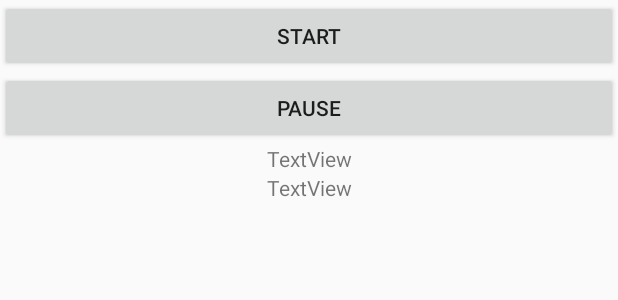
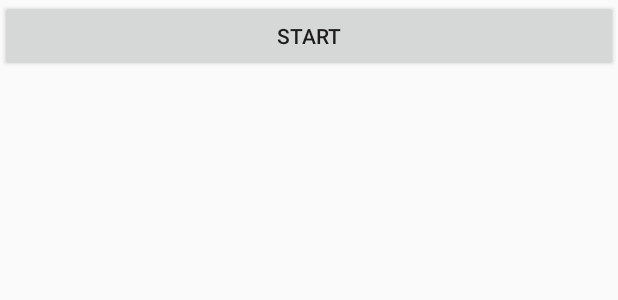
Before and after one commit to KlimKa20/PPO_Timer, an Android app: the layout activity_timer.xml on its own in the app's theme, with its tools: preview values and no code run, on a phone screen of 412 x 824 dp. Shown: the top 300 px of the screen. Run offline under Robolectric (Android 15) with nearby library versions, the phone set to English and light mode, and no system bars.

Commit message:
Все функции реализованы

```diff
--- a/app/build.gradle
+++ b/app/build.gradle
@@ -36,6 +36,7 @@ dependencies {
     implementation 'androidx.legacy:legacy-support-v4:1.0.0'
     implementation 'androidx.recyclerview:recyclerview:1.1.0'
     implementation 'androidx.lifecycle:lifecycle-extensions:2.1.0'
+    implementation 'androidx.appcompat:appcompat:1.1.0-alpha05'
     testImplementation 'junit:junit:4.12'
     androidTestImplementation 'androidx.test.ext:junit:1.1.2'
     androidTestImplementation 'androidx.test.espresso:espresso-core:3.3.0'
--- a/app/src/main/java/by/bsuir/ppo_timer/DBHelper.java
+++ b/app/src/main/java/by/bsuir/ppo_timer/DBHelper.java
@@ -25,12 +25,12 @@ public class DBHelper extends SQLiteOpenHelper {
                 + "TimeOfFinalRest text"+");");
     }
 
+
     @Override
     public void onUpgrade(SQLiteDatabase db, int oldVersion, int newVersion) {
         if (oldVersion == 2 && newVersion == 3) {
             db.beginTransaction();
             try {
-
 
                 db.execSQL("create temporary table people_tmp ("
                         + "id integer primary key autoincrement,"
--- a/app/src/main/res/layout/activity_timer.xml
+++ b/app/src/main/res/layout/activity_timer.xml
@@ -11,26 +11,17 @@
         android:onClick="onStartClick"
         android:text="Start" />
 
-    <Button
-        android:id="@+id/buttonPause"
+    <TextView
+        android:id="@+id/Nameworkout"
         android:layout_width="match_parent"
         android:layout_height="wrap_content"
-        android:onClick="onResetClick"
-        android:text="Pause" />
+        android:gravity="center" />
 
     <TextView
-        android:id="@+id/time"
+        android:id="@+id/Timeworkout"
         android:layout_width="match_parent"
         android:layout_height="wrap_content"
-        android:gravity="center"
-        android:text="TextView" />
-
-    <TextView
-        android:id="@+id/time2"
-        android:layout_width="match_parent"
-        android:layout_height="wrap_content"
-        android:gravity="center"
-        android:text="TextView" />
+        android:gravity="center" />
     <ListView
         android:id="@+id/lvSimple"
         android:layout_width="match_parent"
--- a/app/src/main/res/values/colors.xml
+++ b/app/src/main/res/values/colors.xml
@@ -3,4 +3,5 @@
     <color name="colorPrimary">#6200EE</color>
     <color name="colorPrimaryDark">#3700B3</color>
     <color name="colorAccent">#03DAC5</color>
+    <color name="itemrest">#FFFFFF</color>
 </resources>
--- a/app/src/main/res/values/styles.xml
+++ b/app/src/main/res/values/styles.xml
@@ -6,5 +6,4 @@
         <item name="colorPrimaryDark">@color/colorPrimaryDark</item>
         <item name="colorAccent">@color/colorAccent</item>
     </style>
-
 </resources>
```
Also changed, not shown: app/src/main/AndroidManifest.xml (+11 -3 lines), app/src/main/java/by/bsuir/ppo_timer/Activity/MainActivity.java (+44 -2 lines), app/src/main/java/by/bsuir/ppo_timer/Activity/TimerActivity.java (+4 -3 lines), app/src/main/java/by/bsuir/ppo_timer/ViewModel/DBViewModel.java (+7 -0 lines), app/src/main/res/values/strings.xml (+9 -0 lines), 1 other file.
